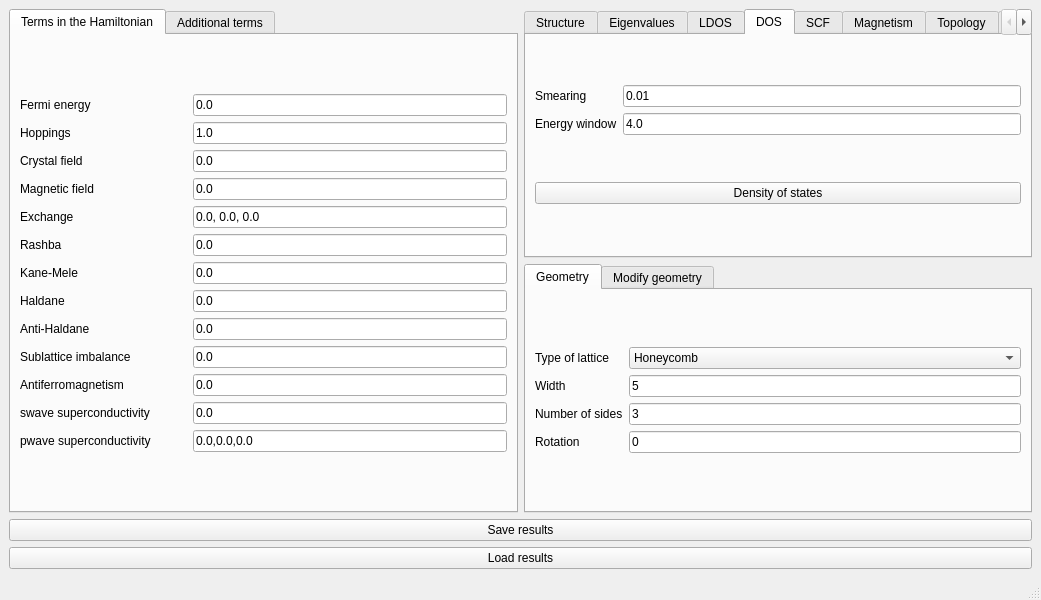
Old version of the form interface-pyqt/0d/interface.ui in the repository joselado/quantum-lattice.
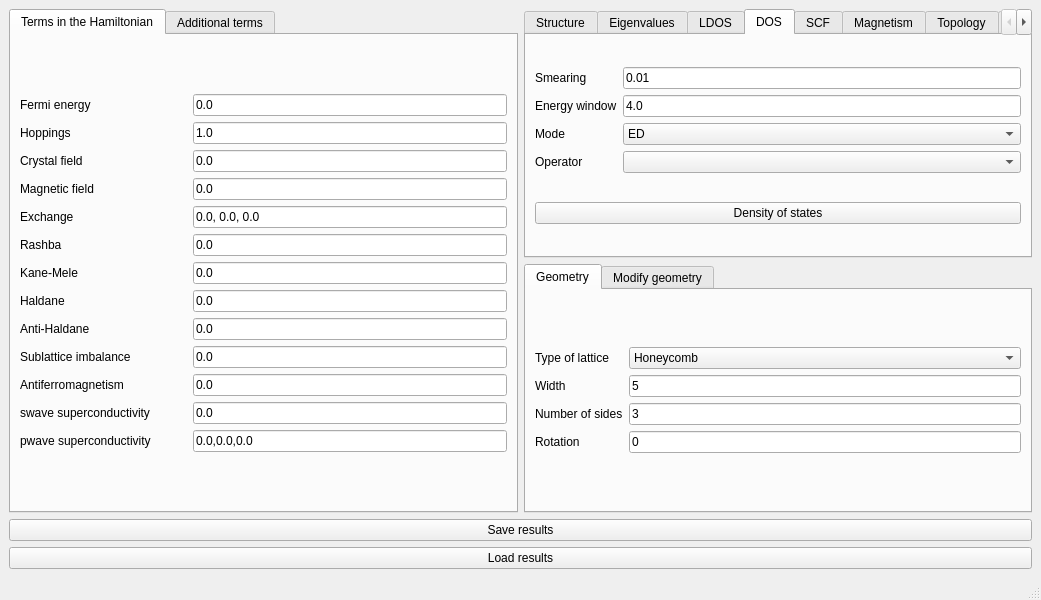
New version of the form. The open tabs and pages were chosen to show the change.

Commit message: Add operator-projected DOS and KPM mode to get_dos

The edit to the form file:
```diff
--- a/interface-pyqt/0d/interface.ui
+++ b/interface-pyqt/0d/interface.ui
@@ -765,6 +765,42 @@
             </property>
            </widget>
           </item>
+          <item row="2" column="0">
+           <widget class="QLabel" name="label_dos_mode">
+            <property name="text">
+             <string>Mode</string>
+            </property>
+           </widget>
+          </item>
+          <item row="2" column="1">
+           <widget class="QComboBox" name="dos_mode">
+            <item>
+             <property name="text">
+              <string>ED</string>
+             </property>
+            </item>
+            <item>
+             <property name="text">
+              <string>Green</string>
+             </property>
+            </item>
+            <item>
+             <property name="text">
+              <string>KPM</string>
+             </property>
+            </item>
+           </widget>
+          </item>
+          <item row="3" column="0">
+           <widget class="QLabel" name="label_dos_operator">
+            <property name="text">
+             <string>Operator</string>
+            </property>
+           </widget>
+          </item>
+          <item row="3" column="1">
+           <widget class="QComboBox" name="dos_operator"/>
+          </item>
          </layout>
         </item>
         <item row="1" column="0">
```
The commit also changes 27 other files.
